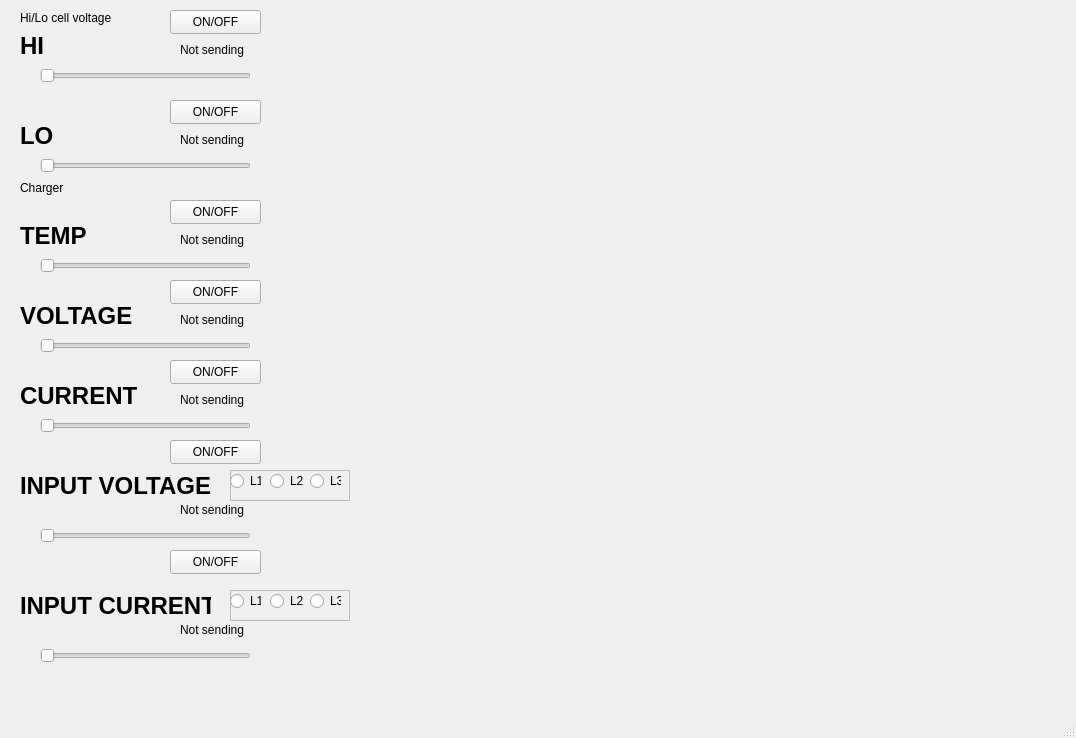
The window that mainwindow.ui (JakobGerjolj/qApiShipSimulator) describes before a commit, drawn with Qt 5.
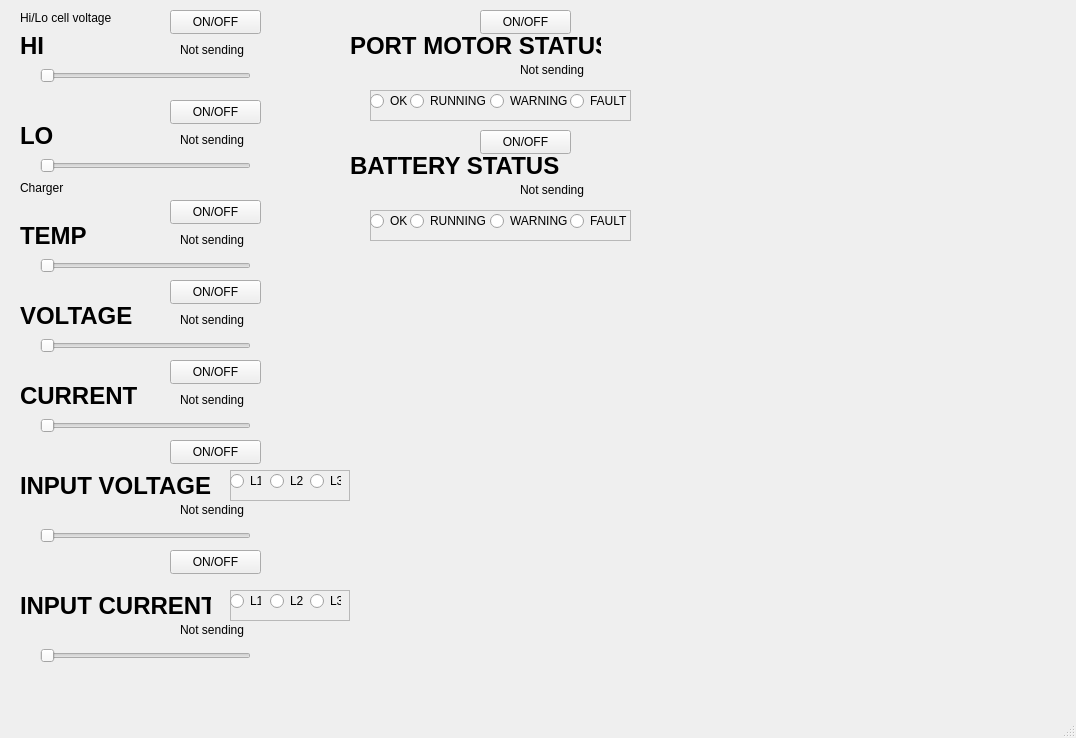
The same window after the commit.

Commit message: Added motor and battery status

What changed in the file:
```diff
--- a/mainwindow.ui
+++ b/mainwindow.ui
@@ -577,6 +577,232 @@
      <string>ON/OFF</string>
     </property>
    </widget>
+   <widget class="QFrame" name="frame_3">
+    <property name="geometry">
+     <rect>
+      <x>370</x>
+      <y>90</y>
+      <width>261</width>
+      <height>31</height>
+     </rect>
+    </property>
+    <property name="frameShape">
+     <enum>QFrame::StyledPanel</enum>
+    </property>
+    <property name="frameShadow">
+     <enum>QFrame::Raised</enum>
+    </property>
+    <widget class="QRadioButton" name="radioButton_7">
+     <property name="geometry">
+      <rect>
+       <x>0</x>
+       <y>0</y>
+       <width>51</width>
+       <height>22</height>
+      </rect>
+     </property>
+     <property name="text">
+      <string>OK</string>
+     </property>
+    </widget>
+    <widget class="QRadioButton" name="radioButton_8">
+     <property name="geometry">
+      <rect>
+       <x>40</x>
+       <y>0</y>
+       <width>81</width>
+       <height>22</height>
+      </rect>
+     </property>
+     <property name="text">
+      <string>RUNNING</string>
+     </property>
+    </widget>
+    <widget class="QRadioButton" name="radioButton_9">
+     <property name="geometry">
+      <rect>
+       <x>120</x>
+       <y>0</y>
+       <width>81</width>
+       <height>22</height>
+      </rect>
+     </property>
+     <property name="text">
+      <string>WARNING</string>
+     </property>
+    </widget>
+    <widget class="QRadioButton" name="radioButton_13">
+     <property name="geometry">
+      <rect>
+       <x>200</x>
+       <y>0</y>
+       <width>61</width>
+       <height>22</height>
+      </rect>
+     </property>
+     <property name="text">
+      <string>FAULT</string>
+     </property>
+    </widget>
+   </widget>
+   <widget class="QLabel" name="label_41">
+    <property name="geometry">
+     <rect>
+      <x>350</x>
+      <y>30</y>
+      <width>251</width>
+      <height>31</height>
+     </rect>
+    </property>
+    <property name="font">
+     <font>
+      <pointsize>18</pointsize>
+      <bold>true</bold>
+     </font>
+    </property>
+    <property name="text">
+     <string>PORT MOTOR STATUS</string>
+    </property>
+   </widget>
+   <widget class="QLabel" name="PortBatInfoLabel_9">
+    <property name="geometry">
+     <rect>
+      <x>520</x>
+      <y>60</y>
+      <width>151</width>
+      <height>20</height>
+     </rect>
+    </property>
+    <property name="text">
+     <string>Not sending</string>
+    </property>
+   </widget>
+   <widget class="QPushButton" name="pushButton_18">
+    <property name="geometry">
+     <rect>
+      <x>480</x>
+      <y>10</y>
+      <width>91</width>
+      <height>24</height>
+     </rect>
+    </property>
+    <property name="text">
+     <string>ON/OFF</string>
+    </property>
+   </widget>
+   <widget class="QFrame" name="frame_4">
+    <property name="geometry">
+     <rect>
+      <x>370</x>
+      <y>210</y>
+      <width>261</width>
+      <height>31</height>
+     </rect>
+    </property>
+    <property name="frameShape">
+     <enum>QFrame::StyledPanel</enum>
+    </property>
+    <property name="frameShadow">
+     <enum>QFrame::Raised</enum>
+    </property>
+    <widget class="QRadioButton" name="radioButton_14">
+     <property name="geometry">
+      <rect>
+       <x>0</x>
+       <y>0</y>
+       <width>51</width>
+       <height>22</height>
+      </rect>
+     </property>
+     <property name="text">
+      <string>OK</string>
+     </property>
+    </widget>
+    <widget class="QRadioButton" name="radioButton_15">
+     <property name="geometry">
+      <rect>
+       <x>40</x>
+       <y>0</y>
+       <width>81</width>
+       <height>22</height>
+      </rect>
+     </property>
+     <property name="text">
+      <string>RUNNING</string>
+     </property>
+    </widget>
+    <widget class="QRadioButton" name="radioButton_16">
+     <property name="geometry">
+      <rect>
+       <x>120</x>
+       <y>0</y>
+       <width>81</width>
+       <height>22</height>
+      </rect>
+     </property>
+     <property name="text">
+      <string>WARNING</string>
+     </property>
+    </widget>
+    <widget class="QRadioButton" name="radioButton_17">
+     <property name="geometry">
+      <rect>
+       <x>200</x>
+       <y>0</y>
+       <width>61</width>
+       <height>22</height>
+      </rect>
+     </property>
+     <property name="text">
+      <string>FAULT</string>
+     </property>
+    </widget>
+   </widget>
+   <widget class="QLabel" name="PortBatInfoLabel_10">
+    <property name="geometry">
+     <rect>
+      <x>520</x>
+      <y>180</y>
+      <width>151</width>
+      <height>20</height>
+     </rect>
+    </property>
+    <property name="text">
+     <string>Not sending</string>
+    </property>
+   </widget>
+   <widget class="QPushButton" name="pushButton_19">
+    <property name="geometry">
+     <rect>
+      <x>480</x>
+      <y>130</y>
+      <width>91</width>
+      <height>24</height>
+     </rect>
+    </property>
+    <property name="text">
+     <string>ON/OFF</string>
+    </property>
+   </widget>
+   <widget class="QLabel" name="label_42">
+    <property name="geometry">
+     <rect>
+      <x>350</x>
+      <y>150</y>
+      <width>251</width>
+      <height>31</height>
+     </rect>
+    </property>
+    <property name="font">
+     <font>
+      <pointsize>18</pointsize>
+      <bold>true</bold>
+     </font>
+    </property>
+    <property name="text">
+     <string>BATTERY STATUS</string>
+    </property>
+   </widget>
   </widget>
   <widget class="QMenuBar" name="menubar">
    <property name="geometry">
```
The commit also changes 4 other files.
